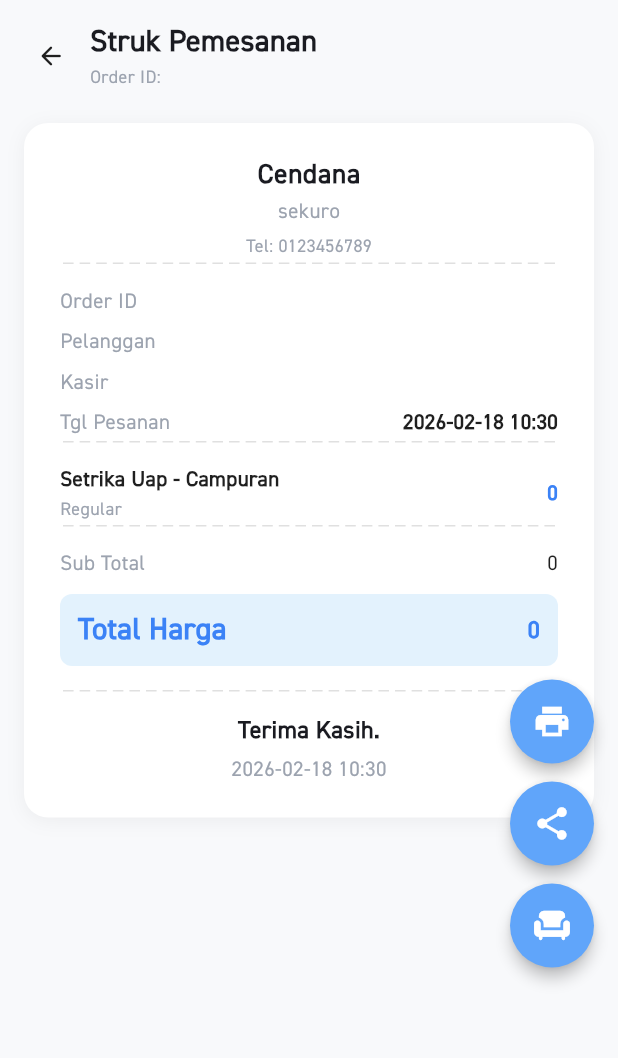
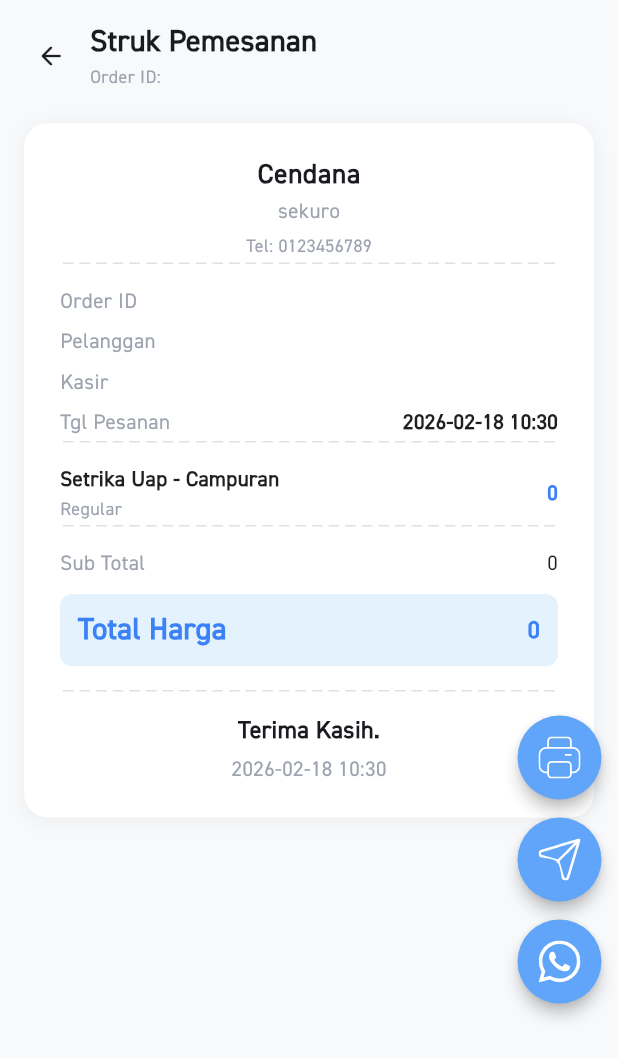
Before and after one commit to DoniiAdityaa/laundriin, a Flutter app: the ReceiptScreen screen opened directly with empty values, on a phone screen of 412 x 824 dp. Shown: the top 1058 px of the screen. Run offline on Flutter 3.47's test engine with Material 3 defaults, Android fonts, the phone set to English and light mode, and no system bars; our stand-ins replace cached_network_image, cloud_firestore, device_info_plus, dio, firebase_auth, firebase_core and 11 more; missing offline and left inert: awesome_dio_interceptor, flutter_downloader; accounts and stored records are empty; generated files the repository leaves out were written again.

Commit message:
add svg, (add_order_screen, menambahkan fitur deletCostumer), (receipt, ganti icon pakai svg)

```diff
--- a/lib/utility/receipt_screen.dart
+++ b/lib/utility/receipt_screen.dart
@@ -1,4 +1,5 @@
 import 'package:flutter/material.dart';
+import 'package:flutter_svg/svg.dart';
 import 'package:intl/intl.dart';
 import 'package:laundriin/ui/color.dart';
 import 'package:laundriin/ui/typography.dart';
@@ -469,13 +470,13 @@ class _ReceiptScreenState extends State<ReceiptScreen> {
   // ===== Bottom Action Buttons =====
   Widget _buildActionButtons() {
     return Positioned(
-      right: 16,
-      bottom: 24,
+      right: 11,
+      bottom: 0,
       child: Column(
         mainAxisSize: MainAxisSize.min,
         children: [
           _floatingButton(
-            icon: Icons.print,
+            icon: 'assets/svg/print_.svg',
             onTap: () {
               ScaffoldMessenger.of(context).showSnackBar(
                 const SnackBar(content: Text('Print coming soon')),
@@ -484,7 +485,7 @@ class _ReceiptScreenState extends State<ReceiptScreen> {
           ),
           const SizedBox(height: 12),
           _floatingButton(
-            icon: Icons.share,
+            icon: 'assets/svg/send_.svg',
             onTap: () {
               ScaffoldMessenger.of(context).showSnackBar(
                 const SnackBar(content: Text('Share coming soon')),
@@ -493,7 +494,7 @@ class _ReceiptScreenState extends State<ReceiptScreen> {
           ),
           const SizedBox(height: 12),
           _floatingButton(
-            icon: Icons.chair,
+            icon: 'assets/svg/whatsapp_.svg',
             onTap: () {
               ScaffoldMessenger.of(context).showSnackBar(
                 const SnackBar(content: Text('WhatsApp coming soon')),
@@ -506,7 +507,7 @@ class _ReceiptScreenState extends State<ReceiptScreen> {
   }
 
   Widget _floatingButton({
-    required IconData icon,
+    required String icon,
     required VoidCallback onTap,
   }) {
     return Material(
@@ -519,10 +520,12 @@ class _ReceiptScreenState extends State<ReceiptScreen> {
         child: SizedBox(
           width: 56,
           height: 56,
-          child: Icon(
-            icon, // nanti dioverride
-            color: Colors.white,
-            size: 26,
+          child: Center(
+            child: SvgPicture.asset(
+              icon,
+              color: Colors.white,
+              width: 28,
+            ),
           ),
         ),
       ),
```
Also changed, not shown: lib/features/add_order/add_order_screen.dart (+129 -3 lines), assets/svg/print_.svg (added), assets/svg/send_.svg (added), assets/svg/whatsapp_.svg (added).
